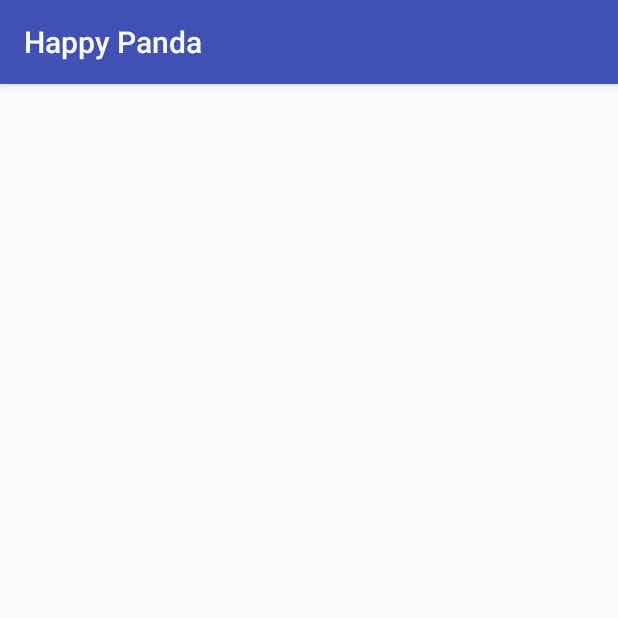
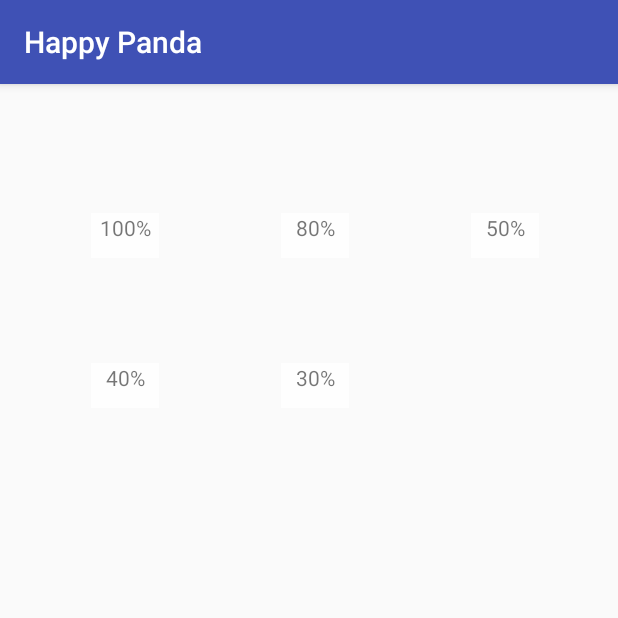
Before and after one commit to sabres207/happy-panda-client, an Android app: the screen it shows after launch (MainActivity), on a phone screen of 412 x 824 dp, the top half of it. Run offline under Robolectric (Android 15) with nearby library versions, the phone set to English and light mode, and no system bars; pictures from the network do not load.

Commit message:
Show dish's score.

```diff
--- a/app/src/main/java/happy_panda/client/Dish.java
+++ b/app/src/main/java/happy_panda/client/Dish.java
@@ -4,7 +4,14 @@ package happy_panda.client;
  * Created by alik on 8/12/16.
  */
 public class Dish {
-	public String getThumbnail() {
-		return "http://www.peta.org/wp-content/uploads/2014/03/vegan-pad-thai-e1429117378854.jpg";
+	public String thumbnail;
+	public int score;
+
+	public Dish() {
+	}
+
+	public Dish(String thumbnail, int score) {
+		this.thumbnail = thumbnail;
+		this.score = score;
 	}
 }
--- a/app/src/main/java/happy_panda/client/MainActivity.java
+++ b/app/src/main/java/happy_panda/client/MainActivity.java
@@ -38,7 +38,13 @@ public class MainActivity extends AppCompatActivity {
 		adapter = new MyAdapter(new Dish[0]);
 		recyclerView.setAdapter(adapter);
 
-		adapter = new MyAdapter(new Dish[]{new Dish(), new Dish(), new Dish(), new Dish(), new Dish(), new Dish(), new Dish(), new Dish()});
+		adapter = new MyAdapter(new Dish[]{
+				new Dish("http://www.peta.org/wp-content/uploads/2014/03/vegan-pad-thai-e1429117378854.jpg", 100),
+				new Dish("http://www.peta.org/wp-content/uploads/2014/03/vegan-pad-thai-e1429117378854.jpg", 80),
+				new Dish("http://www.peta.org/wp-content/uploads/2014/03/vegan-pad-thai-e1429117378854.jpg", 50),
+				new Dish("http://www.peta.org/wp-content/uploads/2014/03/vegan-pad-thai-e1429117378854.jpg", 40),
+				new Dish("http://www.peta.org/wp-content/uploads/2014/03/vegan-pad-thai-e1429117378854.jpg", 30)
+		});
 		recyclerView.setAdapter(adapter);
 
 //		progressBar.setVisibility(View.GONE);
--- a/app/src/main/java/happy_panda/client/MyAdapter.java
+++ b/app/src/main/java/happy_panda/client/MyAdapter.java
@@ -10,6 +10,7 @@ import android.view.LayoutInflater;
 import android.view.View;
 import android.view.ViewGroup;
 import android.widget.ImageView;
+import android.widget.TextView;
 
 import java.io.IOException;
 import java.io.InputStream;
@@ -26,11 +27,13 @@ public class MyAdapter extends RecyclerView.Adapter<MyAdapter.ViewHolder> {
 	// you provide access to all the views for a data item in a view holder
 	public static class ViewHolder extends RecyclerView.ViewHolder {
 		public ImageView imageView;
+		public TextView score;
 		public Dish dish;
 
 		public ViewHolder(View v) {
 			super(v);
 			imageView = (ImageView) itemView.findViewById(R.id.dish);
+			score = (TextView) itemView.findViewById(R.id.score);
 		}
 	}
 
@@ -67,13 +70,14 @@ public class MyAdapter extends RecyclerView.Adapter<MyAdapter.ViewHolder> {
 		// - replace the contents of the view with that element
 		final Dish dish = data[position];
 		holder.dish = dish;
+		holder.score.setText(""+dish.score+'%');
 
 
 		new Thread(new Runnable() {
 			@Override
 			public void run() {
 				try {
-					try (InputStream inputStream = new URL(dish.getThumbnail()).openConnection().getInputStream()) {
+					try (InputStream inputStream = new URL(dish.thumbnail).openConnection().getInputStream()) {
 						final Bitmap bmp = BitmapFactory.decodeStream(inputStream);
 						new Handler(Looper.getMainLooper()).post(new Runnable() {
 							@Override
--- a/app/src/main/res/layout/dish_grid.xml
+++ b/app/src/main/res/layout/dish_grid.xml
@@ -1,14 +1,26 @@
 <?xml version="1.0" encoding="utf-8"?>
 <RelativeLayout xmlns:android="http://schemas.android.com/apk/res/android"
-				android:layout_width="match_parent"
-				android:layout_height="wrap_content"
+				android:layout_width="90dp"
+				android:layout_height="90dp"
 				android:layout_marginTop="10dp"
 	>
 
 	<ImageView
 		android:id="@+id/dish"
-		android:layout_width="90dp"
-		android:layout_height="90dp"
+		android:layout_width="match_parent"
+		android:layout_height="match_parent"
+		/>
+
+	<TextView
+		android:id="@+id/score"
+		android:layout_width="45dp"
+		android:layout_height="30dp"
+		android:layout_alignParentBottom="true"
+		android:layout_alignParentEnd="true"
+		android:text="100"
+		android:textAlignment="center"
+		android:background="@color/overlay_background"
+
 		/>
 
 </RelativeLayout>
--- a/app/src/main/res/values/colors.xml
+++ b/app/src/main/res/values/colors.xml
@@ -3,4 +3,5 @@
 	<color name="colorPrimary">#3F51B5</color>
 	<color name="colorPrimaryDark">#303F9F</color>
 	<color name="colorAccent">#FF4081</color>
+	<color name="overlay_background">#CCFFFFFF</color>
 </resources>
```
